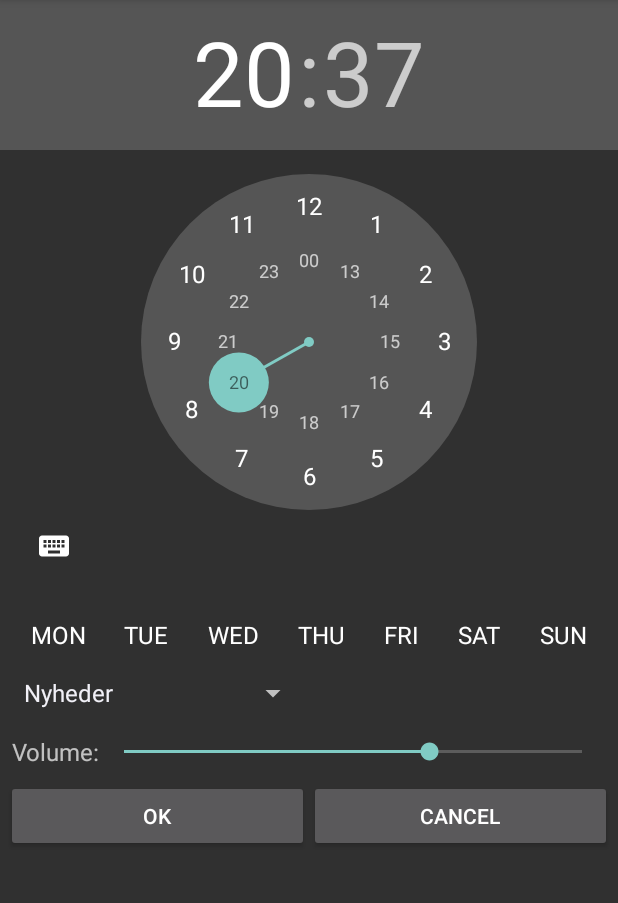
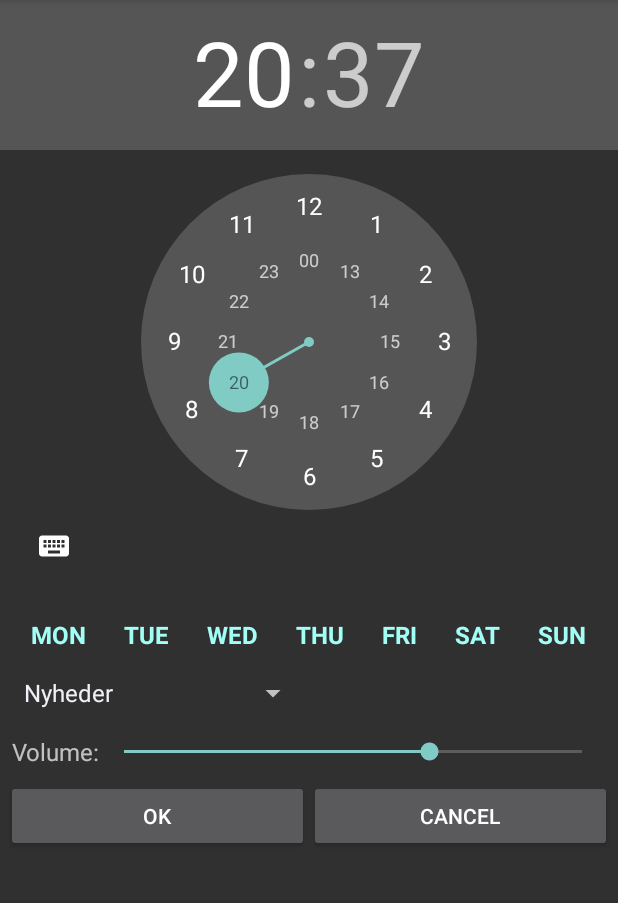
Before and after one commit to alfandersen/ClockRadio, an Android app: the EditAlarmActivity screen opened directly, with no data from a screen before it, on a phone screen of 412 x 824 dp, the part 84-987 px from its top. Run offline under Robolectric (Android 15) with nearby library versions, the phone set to English and light mode, and no system bars.

Commit message:
Edit and Created events day checker on/off now works.

```diff
--- a/app/src/main/java/alf/stream/clockradio/EditAlarmActivity.java
+++ b/app/src/main/java/alf/stream/clockradio/EditAlarmActivity.java
@@ -2,10 +2,12 @@ package alf.stream.clockradio;
 
 import android.content.Context;
 import android.content.Intent;
+import android.graphics.Typeface;
 import android.media.AudioManager;
 import android.media.MediaPlayer;
 import android.os.Build;
 import android.os.Bundle;
+import android.support.v4.content.ContextCompat;
 import android.support.v7.app.AppCompatActivity;
 import android.view.View;
 import android.widget.AdapterView;
@@ -18,6 +20,7 @@ import android.widget.TimePicker;
 
 public class EditAlarmActivity extends AppCompatActivity {
 
+    private static final String TAG = "EditAlarmActivity";
     private Alarm alarm;
 
     private DataBaseHandler dataBaseHandler;
@@ -77,6 +80,13 @@ public class EditAlarmActivity extends AppCompatActivity {
         friTextView = (CheckedTextView) findViewById(R.id.friCheckedTextView_EditAlarm);
         satTextView = (CheckedTextView) findViewById(R.id.satCheckedTextView_EditAlarm);
         sunTextView = (CheckedTextView) findViewById(R.id.sunCheckedTextView_EditAlarm);
+        monTextView.setOnClickListener(dayClickListener);
+        tueTextView.setOnClickListener(dayClickListener);
+        wedTextView.setOnClickListener(dayClickListener);
+        thuTextView.setOnClickListener(dayClickListener);
+        friTextView.setOnClickListener(dayClickListener);
+        satTextView.setOnClickListener(dayClickListener);
+        sunTextView.setOnClickListener(dayClickListener);
         if(alarm != null){
             monTextView.setChecked(alarm.get_mon());
             tueTextView.setChecked(alarm.get_tue());
@@ -85,6 +95,33 @@ public class EditAlarmActivity extends AppCompatActivity {
             friTextView.setChecked(alarm.get_fri());
             satTextView.setChecked(alarm.get_sat());
             sunTextView.setChecked(alarm.get_sun());
+        }
+        updateDayTextView(monTextView);
+        updateDayTextView(tueTextView);
+        updateDayTextView(wedTextView);
+        updateDayTextView(thuTextView);
+        updateDayTextView(friTextView);
+        updateDayTextView(satTextView);
+        updateDayTextView(sunTextView);
+    }
+
+    private View.OnClickListener dayClickListener = new View.OnClickListener() {
+        @Override
+        public void onClick(View view) {
+            CheckedTextView tv = (CheckedTextView) view;
+            tv.setChecked(!tv.isChecked()); // Toggle checked
+            updateDayTextView(tv);
+        }
+    };
+
+    private void updateDayTextView(CheckedTextView tv){
+        if(tv.isChecked()) {
+            tv.setTextColor(ContextCompat.getColor(context, R.color.on));
+            tv.setTypeface(tv.getTypeface(), Typeface.BOLD);
+        }
+        else {
+            tv.setTextColor(ContextCompat.getColor(context, R.color.off_bright));
+            tv.setTypeface(tv.getTypeface(), Typeface.NORMAL);
         }
     }
 
--- a/app/src/main/java/alf/stream/clockradio/OverviewActivity.java
+++ b/app/src/main/java/alf/stream/clockradio/OverviewActivity.java
@@ -168,7 +168,7 @@ public class OverviewActivity extends AppCompatActivity {
             public void onReceive(Context context, Intent intent) {
                 loadingAnimation.setVisibility(ProgressBar.GONE);
                 playButton.setVisibility(ImageButton.VISIBLE);
-                playButton.setImageDrawable(getDrawable(R.drawable.ic_media_stop));
+                playButton.setImageDrawable(getDrawable(R.drawable.ic_stop_circled));
                 setStationSpinnerTextColor(R.color.on);
             }
         };
@@ -181,7 +181,7 @@ public class OverviewActivity extends AppCompatActivity {
             public void onReceive(Context context, Intent intent) {
                 loadingAnimation.setVisibility(ProgressBar.GONE);
                 playButton.setVisibility(ImageButton.VISIBLE);
-                playButton.setImageDrawable(getDrawable(R.drawable.ic_media_play));
+                playButton.setImageDrawable(getDrawable(R.drawable.ic_play_circled));
                 setStationSpinnerTextColor(R.color.white);
             }
         };
--- a/app/src/main/res/layout/activity_edit_alarm.xml
+++ b/app/src/main/res/layout/activity_edit_alarm.xml
@@ -35,6 +35,7 @@
             android:text="Mon"
             android:textAlignment="center"
             android:textAllCaps="true"
+            android:textColor="@color/off_bright"
             android:textSize="16sp" />
 
         <CheckedTextView
@@ -46,6 +47,7 @@
             android:text="Tue"
             android:textAlignment="center"
             android:textAllCaps="true"
+            android:textColor="@color/off_bright"
             android:textSize="16sp" />
 
         <CheckedTextView
@@ -57,6 +59,7 @@
             android:text="Wed"
             android:textAlignment="center"
             android:textAllCaps="true"
+            android:textColor="@color/off_bright"
             android:textSize="16sp" />
 
         <CheckedTextView
@@ -68,6 +71,7 @@
             android:text="Thu"
             android:textAlignment="center"
             android:textAllCaps="true"
+            android:textColor="@color/off_bright"
             android:textSize="16sp" />
 
         <CheckedTextView
@@ -79,6 +83,7 @@
             android:text="Fri"
             android:textAlignment="center"
             android:textAllCaps="true"
+            android:textColor="@color/off_bright"
             android:textSize="16sp" />
 
         <CheckedTextView
@@ -90,6 +95,7 @@
             android:text="Sat"
             android:textAlignment="center"
             android:textAllCaps="true"
+            android:textColor="@color/off_bright"
             android:textSize="16sp" />
 
         <CheckedTextView
@@ -101,6 +107,7 @@
             android:text="Sun"
             android:textAlignment="center"
             android:textAllCaps="true"
+            android:textColor="@color/off_bright"
             android:textSize="16sp" />
     </LinearLayout>
 
--- a/app/src/main/res/values/colors.xml
+++ b/app/src/main/res/values/colors.xml
@@ -6,7 +6,7 @@
     <color name="colorAccent">#80cbc4</color>
     <color name="off_bright">@color/colorPrimary</color>
     <color name="off_dark">@color/colorPrimaryDark</color>
-    <color name="on">@color/colorAccent</color>
+    <color name="on">#a1fff6</color>
     <color name="white">#ffffff</color>
     <color name="black">#000000</color>
 </resources>
```
Also changed, not shown: app/src/main/java/alf/stream/clockradio/AlarmListAdapter.java (+6 -4 lines), app/src/main/res/layout/alarm_row.xml (+7 -0 lines).
